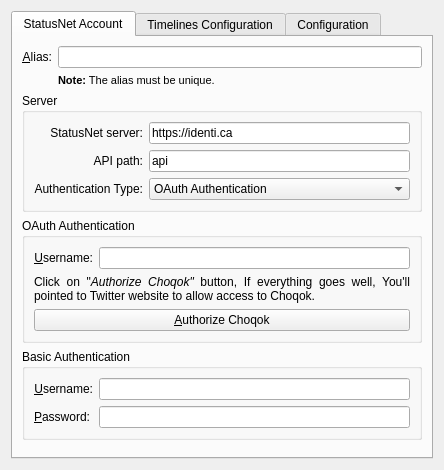
Above: microblogs/laconica/laconicaeditaccount_base.ui from KDE/choqok before the change. Below: the same form after it.
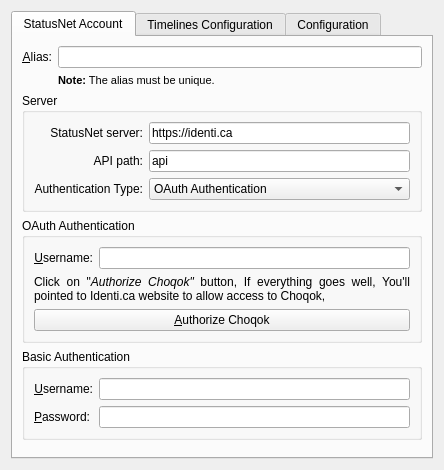
That is the form after the change. Custom widgets are drawn as their Qt base class.

Commit message: OAuth authentication hides from Twitter add/edit account, waiting for their feature for open src apps. + some other oauth fixes

What changed in the file:
```diff
--- a/microblogs/laconica/laconicaeditaccount_base.ui
+++ b/microblogs/laconica/laconicaeditaccount_base.ui
@@ -181,7 +181,7 @@
 &lt;html&gt;&lt;head&gt;&lt;meta name=&quot;qrichtext&quot; content=&quot;1&quot; /&gt;&lt;style type=&quot;text/css&quot;&gt;
 p, li { white-space: pre-wrap; }
 &lt;/style&gt;&lt;/head&gt;&lt;body style=&quot; font-family:'Sans Serif'; font-size:9pt; font-weight:400; font-style:normal;&quot;&gt;
-&lt;p align=&quot;justify&quot; style=&quot; margin-top:0px; margin-bottom:0px; margin-left:0px; margin-right:0px; -qt-block-indent:0; text-indent:0px;&quot;&gt;Click on &amp;quot;&lt;span style=&quot; font-style:italic;&quot;&gt;Authorize Choqok&amp;quot;&lt;/span&gt; button, If everything goes well, You'll pointed to Twitter website to allow access to Choqok.&lt;/p&gt;&lt;/body&gt;&lt;/html&gt;</string>
+&lt;p align=&quot;justify&quot; style=&quot; margin-top:0px; margin-bottom:0px; margin-left:0px; margin-right:0px; -qt-block-indent:0; text-indent:0px;&quot;&gt;Click on &amp;quot;&lt;span style=&quot; font-style:italic;&quot;&gt;Authorize Choqok&amp;quot;&lt;/span&gt; button, If everything goes well, You'll pointed to Identi.ca website to allow access to Choqok,&lt;/p&gt;&lt;/body&gt;&lt;/html&gt;</string>
             </property>
             <property name="wordWrap">
              <bool>true</bool>
```
The commit also changes 6 other files.
